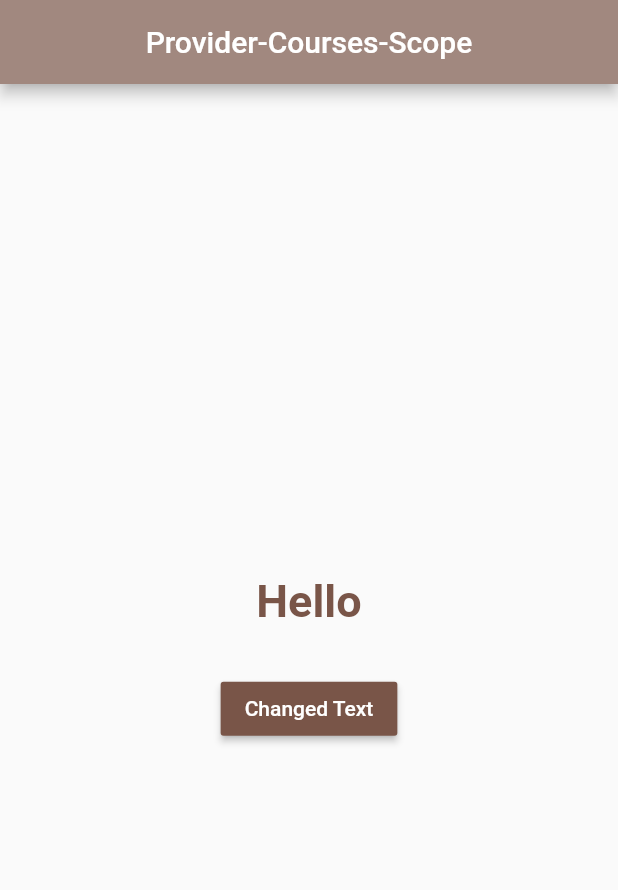
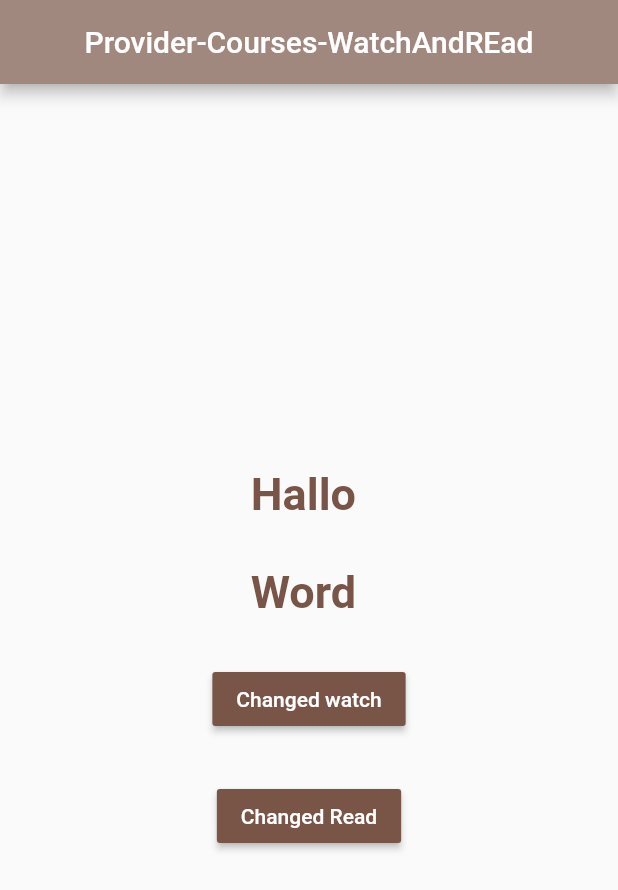
Before and after one commit to Eng-bodour/provider-cource, a Flutter app: the screen it shows after launch, on a phone screen of 412 x 824 dp. Shown: the top 890 px of the screen. Run offline on Flutter 3.47's test engine with Material 2 defaults, Android fonts, the phone set to English and light mode, and no system bars.

Commit message:
--7- use watch and read without profider.of just use context.(read,watch)<Model>().text1

```diff
--- a/lib/main.dart
+++ b/lib/main.dart
@@ -1,5 +1,6 @@
 import 'package:flutter/material.dart';
-import 'package:providercourses/providerof.dart';
+//import 'package:providercourses/providerof.dart';
+import 'package:providercourses/watchandread.dart';
 //import 'package:providercourses/scope.dart';
 //import 'package:providercourses/consumer.dart';
 //import 'package:providercourses/selector.dart';
@@ -8,6 +9,6 @@ import 'package:providercourses/providerof.dart';
 void main() {
   runApp(const MaterialApp(
     title: 'Provider-Classes',
-    home: ProviderOf(),
+    home: WatchAndRead(),
   ));
 }
--- a/lib/providerof.dart
+++ b/lib/providerof.dart
@@ -21,13 +21,13 @@ class _ProviderOfState extends State<ProviderOf> {
             centerTitle: true,
             backgroundColor: Colors.brown[300],
           ),
-          body: const WidgetAll()),
+          body: const WidgetChild()),
     );
   }
 }
 
-class WidgetAll extends StatelessWidget {
-  const WidgetAll({Key? key}) : super(key: key);
+class WidgetChild extends StatelessWidget {
+  const WidgetChild({Key? key}) : super(key: key);
 
   @override
   Widget build(BuildContext context) {
--- /dev/null
+++ b/lib/watchandread.dart
@@ -0,0 +1,101 @@
+import 'package:flutter/material.dart';
+import 'package:provider/provider.dart';
+
+class WatchAndRead extends StatefulWidget {
+  const WatchAndRead({Key? key}) : super(key: key);
+
+  @override
+  _WatchAndReadState createState() => _WatchAndReadState();
+}
+
+class _WatchAndReadState extends State<WatchAndRead> {
+  @override
+  Widget build(BuildContext context) {
+    return ChangeNotifierProvider(
+        create: (context) => Model(),
+        child: Scaffold(
+          appBar: AppBar(
+            title: const Text('Provider-Courses-WatchAndREad'),
+            centerTitle: true,
+            backgroundColor: Colors.brown[300],
+          ),
+          body: const WidgetChild(),
+        ));
+  }
+}
+
+class WidgetChild extends StatelessWidget {
+  const WidgetChild({Key? key}) : super(key: key);
+
+  @override
+  Widget build(BuildContext context) {
+    var model = Provider.of<Model>(context);
+    return Center(
+      child: Column(
+        mainAxisAlignment: MainAxisAlignment.center,
+        children: [
+          Text(
+            //model.text1;
+            context.read<Model>().text1,
+            style: const TextStyle(
+                color: Colors.brown, fontWeight: FontWeight.bold, fontSize: 30),
+          ),
+          const SizedBox(
+            height: 30.0,
+          ),
+          Text(
+            //model.text2;
+            context.read<Model>().text2,
+            style: const TextStyle(
+                color: Colors.brown, fontWeight: FontWeight.bold, fontSize: 30),
+          ),
+          const SizedBox(
+            height: 30.0,
+          ),
+          MaterialButton(
+            color: Colors.brown,
+            onPressed: () {
+              // model.changeText1();
+              context.read<Model>().changeText1();
+            },
+            child: const Text(
+              'Changed watch',
+              style: TextStyle(color: Colors.white),
+            ),
+          ),
+          const SizedBox(
+            height: 30.0,
+          ),
+          MaterialButton(
+            color: Colors.brown,
+            onPressed: () {
+              // model.changeText2();
+              context.read<Model>().changeText2();
+            },
+            child: const Text(
+              'Changed Read',
+              style: TextStyle(color: Colors.white),
+            ),
+          )
+        ],
+      ),
+    );
+  }
+}
+
+class Model extends ChangeNotifier {
+  String text1 = "Hallo ";
+  String text2 = "Word ";
+  get textOne => text1;
+  get textTow => text2;
+
+  void changeText1() {
+    text1 = "Watch ";
+    notifyListeners();
+  }
+
+  void changeText2() {
+    text2 = "Read ";
+    notifyListeners();
+  }
+}
```
